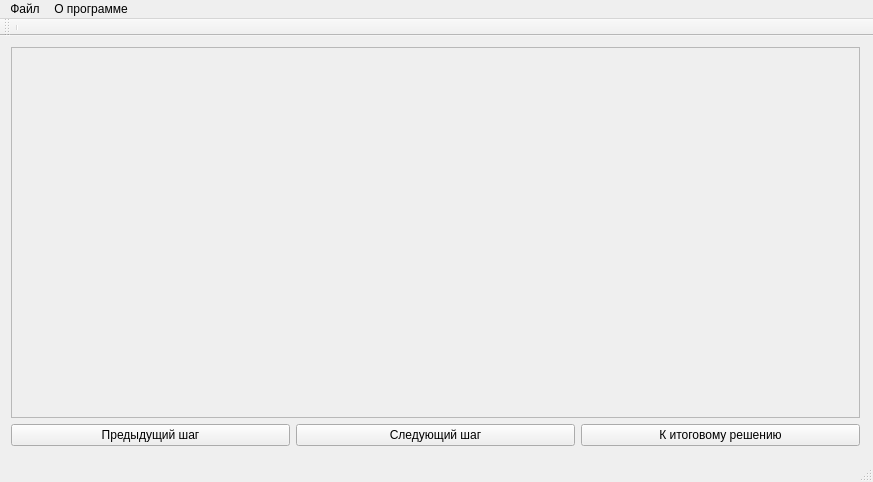
First picture: the form in src/practice/mainwindow.ui, repository AfanasiefDV/summer_practice, before the edit.
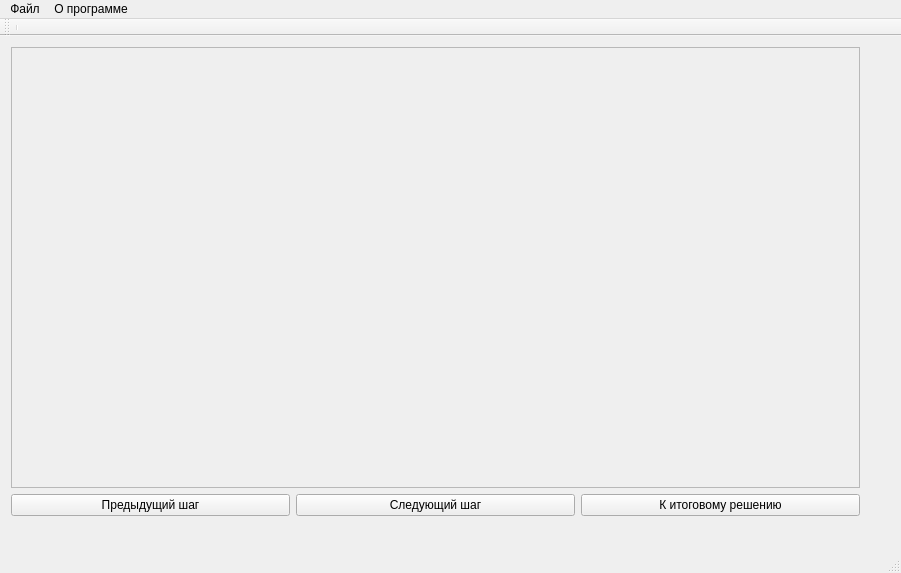
Second picture: the form after the edit.

```diff
--- a/src/practice/mainwindow.ui
+++ b/src/practice/mainwindow.ui
@@ -6,12 +6,12 @@
    <rect>
     <x>0</x>
     <y>0</y>
-    <width>873</width>
-    <height>482</height>
+    <width>901</width>
+    <height>573</height>
    </rect>
   </property>
   <property name="sizePolicy">
-   <sizepolicy hsizetype="Maximum" vsizetype="Maximum">
+   <sizepolicy hsizetype="Preferred" vsizetype="Expanding">
     <horstretch>0</horstretch>
     <verstretch>0</verstretch>
    </sizepolicy>
@@ -20,20 +20,29 @@
    <string>MainWindow</string>
   </property>
   <widget class="QWidget" name="centralWidget">
+   <property name="sizePolicy">
+    <sizepolicy hsizetype="Expanding" vsizetype="Expanding">
+     <horstretch>0</horstretch>
+     <verstretch>0</verstretch>
+    </sizepolicy>
+   </property>
    <widget class="QWidget" name="verticalLayoutWidget">
     <property name="geometry">
      <rect>
       <x>0</x>
       <y>0</y>
       <width>871</width>
-      <height>421</height>
+      <height>491</height>
      </rect>
     </property>
     <layout class="QVBoxLayout" name="verticalLayout">
+     <property name="sizeConstraint">
+      <enum>QLayout::SetMaximumSize</enum>
+     </property>
      <item>
       <widget class="QScrollArea" name="scrollArea">
        <property name="sizePolicy">
-        <sizepolicy hsizetype="Preferred" vsizetype="Expanding">
+        <sizepolicy hsizetype="Expanding" vsizetype="Expanding">
          <horstretch>0</horstretch>
          <verstretch>0</verstretch>
         </sizepolicy>
@@ -47,7 +56,7 @@
           <x>0</x>
           <y>0</y>
           <width>867</width>
-          <height>386</height>
+          <height>456</height>
          </rect>
         </property>
        </widget>
@@ -74,7 +83,7 @@
        <item>
         <widget class="QPushButton" name="pushButton">
          <property name="sizePolicy">
-          <sizepolicy hsizetype="Minimum" vsizetype="Preferred">
+          <sizepolicy hsizetype="Preferred" vsizetype="Preferred">
            <horstretch>0</horstretch>
            <verstretch>0</verstretch>
           </sizepolicy>
@@ -107,7 +116,7 @@
     <rect>
      <x>0</x>
      <y>0</y>
-     <width>873</width>
+     <width>901</width>
      <height>20</height>
     </rect>
    </property>
@@ -132,7 +141,7 @@
     <enum>TopToolBarArea</enum>
    </attribute>
    <attribute name="toolBarBreak">
-    <bool>true</bool>
+    <bool>false</bool>
    </attribute>
    <addaction name="separator"/>
   </widget>
```
